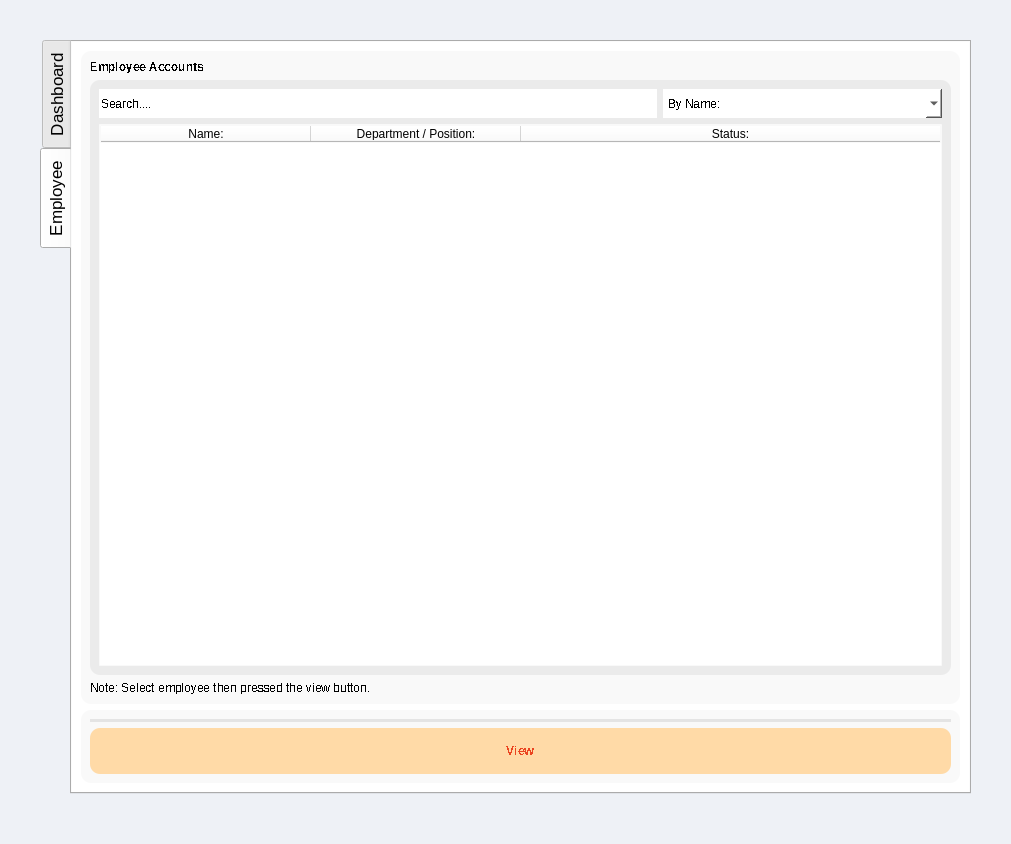
Above: EALS UI/v0.3/hr.ui from maeven-tapa/cpet8_group8_workspace before the change. Below: the same form after it.
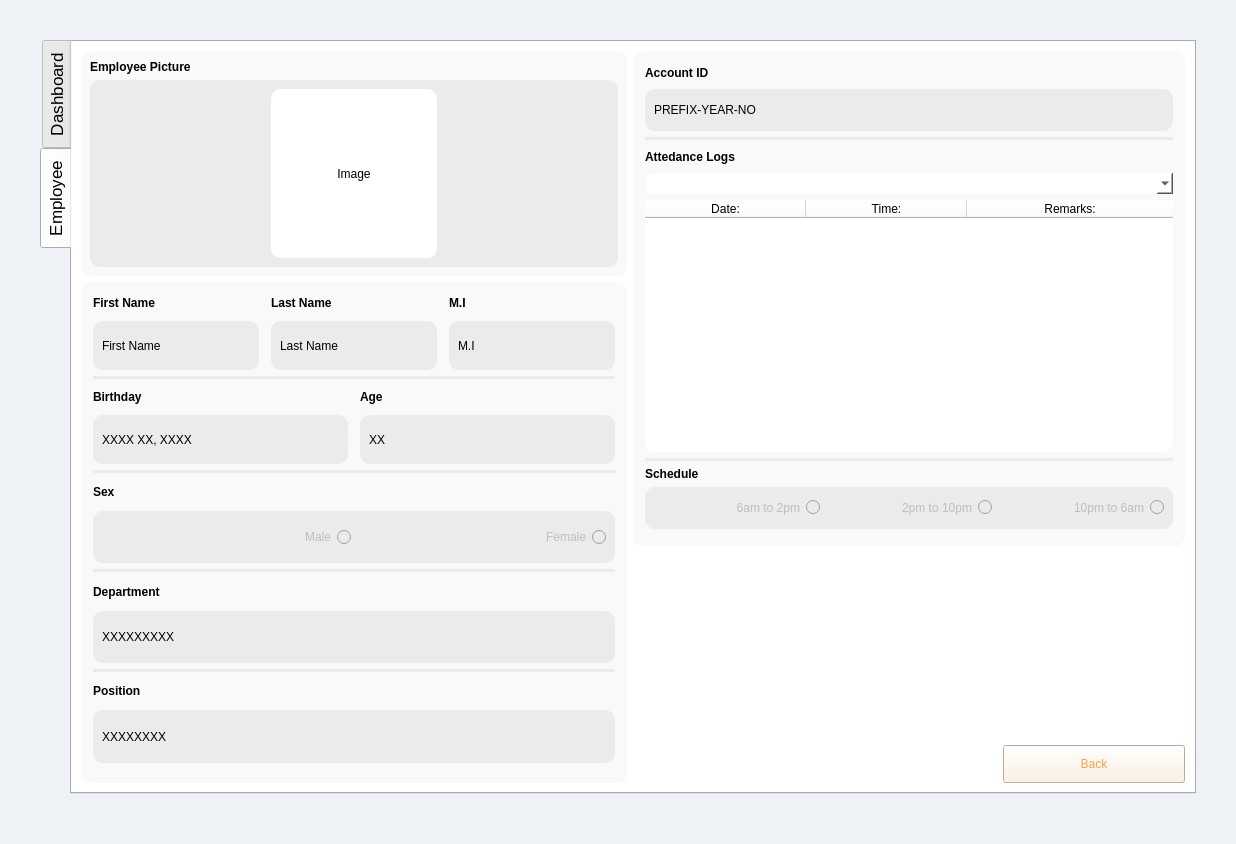
That is the form after the change. The open tabs and pages were chosen to show the change. Icons and pictures are not drawn.

Patch:
```diff
--- a/EALS UI/v0.3/hr.ui
+++ b/EALS UI/v0.3/hr.ui
@@ -6,7 +6,7 @@
    <rect>
     <x>0</x>
     <y>0</y>
-    <width>1011</width>
+    <width>1236</width>
     <height>844</height>
    </rect>
   </property>
@@ -640,59 +640,26 @@
        <attribute name="title">
         <string>Employee</string>
        </attribute>
-       <layout class="QGridLayout" name="gridLayout_8" rowstretch="9,1">
-        <item row="1" column="0">
-         <widget class="QWidget" name="widget_10" native="true">
-          <property name="styleSheet">
-           <string notr="true">background-color: rgb(249, 249, 249);
-border-radius:10px;</string>
-          </property>
-          <layout class="QVBoxLayout" name="verticalLayout_8">
-           <item>
-            <widget class="Line" name="line">
-             <property name="styleSheet">
-              <string notr="true">border: 2px solid rgb(228, 228, 228)</string>
-             </property>
-             <property name="orientation">
-              <enum>Qt::Orientation::Horizontal</enum>
-             </property>
-            </widget>
-           </item>
-           <item>
-            <layout class="QVBoxLayout" name="verticalLayout_9">
-             <item>
-              <widget class="QPushButton" name="hr_employee_view">
-               <property name="sizePolicy">
-                <sizepolicy hsizetype="MinimumExpanding" vsizetype="MinimumExpanding">
-                 <horstretch>0</horstretch>
-                 <verstretch>0</verstretch>
-                </sizepolicy>
-               </property>
-               <property name="font">
-                <font>
-                 <bold>true</bold>
-                 <stylestrategy>NoAntialias</stylestrategy>
-                </font>
-               </property>
-               <property name="cursor">
-                <cursorShape>PointingHandCursor</cursorShape>
-               </property>
-               <property name="styleSheet">
-                <string notr="true">background-color: rgb(255, 218, 167);
-color: rgb(235, 68, 32);
-    font-weight: bold;
-</string>
-               </property>
-               <property name="text">
-                <string>View</string>
-               </property>
-              </widget>
-             </item>
-            </layout>
-           </item>
-          </layout>
-         </widget>
-        </item>
+       <layout class="QGridLayout" name="gridLayout_8" rowstretch="0">
+        <property name="leftMargin">
+         <number>0</number>
+        </property>
+        <property name="topMargin">
+         <number>0</number>
+        </property>
+        <property name="rightMargin">
+         <number>0</number>
+        </property>
+        <property name="bottomMargin">
+         <number>0</number>
+        </property>
+        <item row="0" column="0">
+         <widget class="QStackedWidget" name="hr_employee_sc_pages">
+          <property name="currentIndex">
+           <number>0</number>
+          </property>
+          <widget class="QWidget" name="hr_employee_dashboard_page">
+           <layout class="QGridLayout" name="gridLayout_3" rowstretch="9,1">
         <item row="0" column="0">
          <widget class="QFrame" name="frame_4">
           <property name="styleSheet">
@@ -851,6 +818,811 @@
             </widget>
            </item>
           </layout>
+             </widget>
+            </item>
+            <item row="1" column="0">
+             <widget class="QWidget" name="widget_10" native="true">
+              <property name="styleSheet">
+               <string notr="true">background-color: rgb(249, 249, 249);
+border-radius:10px;</string>
+              </property>
+              <layout class="QVBoxLayout" name="verticalLayout_8">
+               <item>
+                <widget class="Line" name="line">
+                 <property name="styleSheet">
+                  <string notr="true">border: 2px solid rgb(228, 228, 228)</string>
+                 </property>
+                 <property name="orientation">
+                  <enum>Qt::Orientation::Horizontal</enum>
+                 </property>
+                </widget>
+               </item>
+               <item>
+                <layout class="QVBoxLayout" name="verticalLayout_9">
+                 <item>
+                  <widget class="QPushButton" name="hr_employee_view_btn">
+                   <property name="sizePolicy">
+                    <sizepolicy hsizetype="MinimumExpanding" vsizetype="MinimumExpanding">
+                     <horstretch>0</horstretch>
+                     <verstretch>0</verstretch>
+                    </sizepolicy>
+                   </property>
+                   <property name="font">
+                    <font>
+                     <bold>true</bold>
+                     <stylestrategy>NoAntialias</stylestrategy>
+                    </font>
+                   </property>
+                   <property name="cursor">
+                    <cursorShape>PointingHandCursor</cursorShape>
+                   </property>
+                   <property name="styleSheet">
+                    <string notr="true">background-color: rgb(255, 218, 167);
+color: rgb(235, 68, 32);
+    font-weight: bold;
+</string>
+                   </property>
+                   <property name="text">
+                    <string>View</string>
+                   </property>
+                  </widget>
+                 </item>
+                </layout>
+               </item>
+              </layout>
+             </widget>
+            </item>
+           </layout>
+          </widget>
+          <widget class="QWidget" name="hr_employee_view_page">
+           <layout class="QGridLayout" name="gridLayout_4" rowstretch="6,7,5,1" columnstretch="3,2,0">
+            <item row="0" column="0">
+             <widget class="QFrame" name="frame_29">
+              <property name="styleSheet">
+               <string notr="true">background-color: rgb(249, 249, 249);
+border-radius:10px;</string>
+              </property>
+              <property name="frameShape">
+               <enum>QFrame::Shape::StyledPanel</enum>
+              </property>
+              <property name="frameShadow">
+               <enum>QFrame::Shadow::Raised</enum>
+              </property>
+              <layout class="QVBoxLayout" name="verticalLayout_51" stretch="0,1">
+               <item>
+                <widget class="QLabel" name="label_76">
+                 <property name="font">
+                  <font>
+                   <bold>true</bold>
+                  </font>
+                 </property>
+                 <property name="text">
+                  <string>Employee Picture</string>
+                 </property>
+                </widget>
+               </item>
+               <item>
+                <widget class="QWidget" name="widget_41" native="true">
+                 <property name="styleSheet">
+                  <string notr="true">background-color: rgb(235, 235, 235);
+border-radius: 10px;</string>
+                 </property>
+                 <layout class="QGridLayout" name="gridLayout_31">
+                  <item row="0" column="0" rowspan="2">
+                   <widget class="QFrame" name="frame_30">
+                    <property name="frameShape">
+                     <enum>QFrame::Shape::StyledPanel</enum>
+                    </property>
+                    <property name="frameShadow">
+                     <enum>QFrame::Shadow::Raised</enum>
+                    </property>
+                   </widget>
+                  </item>
+                  <item row="0" column="1" rowspan="2">
+                   <widget class="QLabel" name="hr_view_employee_picture">
+                    <property name="styleSheet">
+                     <string notr="true">background-color: rgb(255, 255, 255);</string>
+                    </property>
+                    <property name="text">
+                     <string>Image</string>
+                    </property>
+                    <property name="alignment">
+                     <set>Qt::AlignmentFlag::AlignCenter</set>
+                    </property>
+                   </widget>
+                  </item>
+                  <item row="0" column="2" rowspan="2">
+                   <widget class="QFrame" name="frame_31">
+                    <property name="frameShape">
+                     <enum>QFrame::Shape::StyledPanel</enum>
+                    </property>
+                    <property name="frameShadow">
+                     <enum>QFrame::Shadow::Raised</enum>
+                    </property>
+                   </widget>
+                  </item>
+                 </layout>
+                </widget>
+               </item>
+              </layout>
+             </widget>
+            </item>
+            <item row="0" column="1" rowspan="2" colspan="2">
+             <widget class="QFrame" name="frame_35">
+              <property name="styleSheet">
+               <string notr="true">background-color: rgb(249, 249, 249);
+border-radius:10px;</string>
+              </property>
+              <property name="frameShape">
+               <enum>QFrame::Shape::StyledPanel</enum>
+              </property>
+              <property name="frameShadow">
+               <enum>QFrame::Shadow::Raised</enum>
+              </property>
+              <layout class="QVBoxLayout" name="verticalLayout_61" stretch="1,2,0,1,1,12,2,0,2">
+               <property name="leftMargin">
+                <number>12</number>
+               </property>
+               <property name="topMargin">
+                <number>11</number>
+               </property>
+               <property name="rightMargin">
+                <number>12</number>
+               </property>
+               <property name="bottomMargin">
+                <number>17</number>
+               </property>
+               <item>
+                <widget class="QLabel" name="label_91">
+                 <property name="font">
+                  <font>
+                   <bold>true</bold>
+                  </font>
+                 </property>
+                 <property name="text">
+                  <string>Account ID</string>
+                 </property>
+                </widget>
+               </item>
+               <item>
+                <widget class="QWidget" name="widget_57" native="true">
+                 <property name="styleSheet">
+                  <string notr="true">background-color: rgb(235, 235, 235);
+border-radius: 10px;</string>
+                 </property>
+                 <layout class="QVBoxLayout" name="verticalLayout_62">
+                  <item>
+                   <widget class="QLabel" name="hr_view_employee_accountid">
+                    <property name="text">
+                     <string>PREFIX-YEAR-NO</string>
+                    </property>
+                   </widget>
+                  </item>
+                 </layout>
+                </widget>
+               </item>
+               <item>
+                <widget class="Line" name="line_25">
+                 <property name="styleSheet">
+                  <string notr="true">border: 2px solid rgb(235, 235, 235);</string>
+                 </property>
+                 <property name="orientation">
+                  <enum>Qt::Orientation::Horizontal</enum>
+                 </property>
+                </widget>
+               </item>
+               <item>
+                <widget class="QLabel" name="label_93">
+                 <property name="font">
+                  <font>
+                   <bold>true</bold>
+                  </font>
+                 </property>
+                 <property name="text">
+                  <string>Attedance Logs</string>
+                 </property>
+                </widget>
+               </item>
+               <item>
+                <widget class="QComboBox" name="comboBox_17">
+                 <property name="sizePolicy">
+                  <sizepolicy hsizetype="MinimumExpanding" vsizetype="MinimumExpanding">
+                   <horstretch>0</horstretch>
+                   <verstretch>0</verstretch>
+                  </sizepolicy>
+                 </property>
+                 <property name="styleSheet">
+                  <string notr="true">background-color: rgb(255, 255, 255);</string>
+                 </property>
+                </widget>
+               </item>
+               <item>
+                <widget class="QTableWidget" name="hr_employee_logs_tbl">
+                 <property name="styleSheet">
+                  <string notr="true">background-color: rgb(255, 255, 255);</string>
+                 </property>
+                 <attribute name="horizontalHeaderDefaultSectionSize">
+                  <number>161</number>
+                 </attribute>
+                 <attribute name="horizontalHeaderStretchLastSection">
+                  <bool>true</bool>
+                 </attribute>
+                 <column>
+                  <property name="text">
+                   <string>Date:</string>
+                  </property>
+                 </column>
+                 <column>
+                  <property name="text">
+                   <string>Time:</string>
+                  </property>
+                 </column>
+                 <column>
+                  <property name="text">
+                   <string>Remarks:</string>
+                  </property>
+                 </column>
+                </widget>
+               </item>
+               <item>
+                <widget class="Line" name="line_26">
+                 <property name="styleSheet">
+                  <string notr="true">border: 2px solid rgb(235, 235, 235);</string>
+                 </property>
+                 <property name="orientation">
+                  <enum>Qt::Orientation::Horizontal</enum>
+                 </property>
+                </widget>
+               </item>
+               <item>
+                <widget class="QLabel" name="label_94">
+                 <property name="font">
+                  <font>
+                   <bold>true</bold>
+                  </font>
+                 </property>
+                 <property name="text">
+                  <string>Schedule</string>
+                 </property>
+                </widget>
+               </item>
+               <item>
+                <widget class="QWidget" name="widget_58" native="true">
+                 <property name="enabled">
+                  <bool>false</bool>
+                 </property>
+                 <property name="sizePolicy">
+                  <sizepolicy hsizetype="Preferred" vsizetype="MinimumExpanding">
+                   <horstretch>0</horstretch>
+                   <verstretch>0</verstretch>
+                  </sizepolicy>
+                 </property>
+                 <property name="styleSheet">
+                  <string notr="true">background-color: rgb(235, 235, 235);
+border-radius: 10px;</string>
+                 </property>
+                 <layout class="QVBoxLayout" name="verticalLayout_63">
+                  <property name="topMargin">
+                   <number>4</number>
+                  </property>
+                  <property name="bottomMargin">
+                   <number>5</number>
+                  </property>
+                  <item>
+                   <layout class="QHBoxLayout" name="horizontalLayout_10">
+                    <item>
+                     <widget class="QRadioButton" name="hr_view_employee_sched_1">
+                      <property name="sizePolicy">
+                       <sizepolicy hsizetype="MinimumExpanding" vsizetype="MinimumExpanding">
+                        <horstretch>0</horstretch>
+                        <verstretch>0</verstretch>
+                       </sizepolicy>
+                      </property>
+                      <property name="layoutDirection">
+                       <enum>Qt::LayoutDirection::RightToLeft</enum>
+                      </property>
+                      <property name="text">
+                       <string>6am to 2pm</string>
+                      </property>
+                     </widget>
+                    </item>
+                    <item>
+                     <widget class="QRadioButton" name="hr_view_employee_sched_2">
+                      <property name="sizePolicy">
+                       <sizepolicy hsizetype="MinimumExpanding" vsizetype="MinimumExpanding">
+                        <horstretch>0</horstretch>
+                        <verstretch>0</verstretch>
+                       </sizepolicy>
+                      </property>
+                      <property name="layoutDirection">
+                       <enum>Qt::LayoutDirection::RightToLeft</enum>
+                      </property>
+                      <property name="text">
+                       <string>2pm to 10pm</string>
+                      </property>
+                     </widget>
+                    </item>
+                    <item>
+                     <widget class="QRadioButton" name="hr_view_employee_sched_3">
+                      <property name="sizePolicy">
+                       <sizepolicy hsizetype="MinimumExpanding" vsizetype="MinimumExpanding">
+                        <horstretch>0</horstretch>
+                        <verstretch>0</verstretch>
+                       </sizepolicy>
+                      </property>
+                      <property name="layoutDirection">
+                       <enum>Qt::LayoutDirection::RightToLeft</enum>
+                      </property>
+                      <property name="text">
+                       <string>10pm to 6am</string>
+                      </property>
+                     </widget>
+                    </item>
+                   </layout>
+                  </item>
+                 </layout>
+                </widget>
+               </item>
+              </layout>
+             </widget>
+            </item>
+            <item row="1" column="0" rowspan="3">
+             <widget class="QFrame" name="frame_32">
+              <property name="styleSheet">
+               <string notr="true">background-color: rgb(249, 249, 249);
+border-radius:10px;</string>
+              </property>
+              <property name="frameShape">
+               <enum>QFrame::Shape::StyledPanel</enum>
+              </property>
+              <property name="frameShadow">
+               <enum>QFrame::Shadow::Raised</enum>
+              </property>
+              <layout class="QVBoxLayout" name="verticalLayout_52" stretch="3,0,3,2,1,2,2,1,2,2,1,2">
+               <property name="leftMargin">
+                <number>12</number>
+               </property>
+               <property name="rightMargin">
+                <number>12</number>
+               </property>
+               <property name="bottomMargin">
+                <number>20</number>
+               </property>
+               <item>
+                <widget class="QFrame" name="frame_33">
+                 <property name="frameShape">
+                  <enum>QFrame::Shape::StyledPanel</enum>
+                 </property>
+                 <property name="frameShadow">
+                  <enum>QFrame::Shadow::Raised</enum>
+                 </property>
+                 <layout class="QGridLayout" name="gridLayout_32" rowstretch="1,2">
+                  <property name="leftMargin">
+                   <number>0</number>
+                  </property>
+                  <property name="topMargin">
+                   <number>0</number>
+                  </property>
+                  <property name="rightMargin">
+                   <number>0</number>
+                  </property>
+                  <property name="bottomMargin">
+                   <number>0</number>
+                  </property>
+                  <property name="horizontalSpacing">
+                   <number>12</number>
+                  </property>
+                  <property name="verticalSpacing">
+                   <number>6</number>
+                  </property>
+                  <item row="0" column="0">
+                   <widget class="QLabel" name="label_78">
+                    <property name="font">
+                     <font>
+                      <bold>true</bold>
+                     </font>
+                    </property>
+                    <property name="text">
+                     <string>First Name</string>
+                    </property>
+                   </widget>
+                  </item>
+                  <item row="1" column="0">
+                   <widget class="QWidget" name="widget_49" native="true">
+                    <property name="sizePolicy">
+                     <sizepolicy hsizetype="Preferred" vsizetype="MinimumExpanding">
+                      <horstretch>0</horstretch>
+                      <verstretch>0</verstretch>
+                     </sizepolicy>
+                    </property>
+                    <property name="styleSheet">
+                     <string notr="true">background-color: rgb(235, 235, 235);
+border-radius: 10px;</string>
+                    </property>
+                    <layout class="QVBoxLayout" name="verticalLayout_53">
+                     <item>
+                      <widget class="QLabel" name="hr_view_employee_first_name">
+                       <property name="text">
+                        <string>First Name</string>
+                       </property>
+                      </widget>
+                     </item>
+                    </layout>
+                   </widget>
+                  </item>
+                  <item row="0" column="1">
+                   <widget class="QLabel" name="label_80">
+                    <property name="font">
+                     <font>
+                      <bold>true</bold>
+                     </font>
+                    </property>
+                    <property name="text">
+                     <string>Last Name</string>
+                    </property>
+                   </widget>
+                  </item>
+                  <item row="1" column="1">
+                   <widget class="QWidget" name="widget_50" native="true">
+                    <property name="styleSheet">
+                     <string notr="true">background-color: rgb(235, 235, 235);
+border-radius: 10px;</string>
+                    </property>
+                    <layout class="QVBoxLayout" name="verticalLayout_54">
+                     <item>
+                      <widget class="QLabel" name="hr_view_employee_last_name">
+                       <property name="text">
+                        <string>Last Name</string>
+                       </property>
+                      </widget>
+                     </item>
+                    </layout>
+                   </widget>
+                  </item>
+                  <item row="1" column="2">
+                   <widget class="QWidget" name="hr_widget_51" native="true">
+                    <property name="styleSheet">
+                     <string notr="true">background-color: rgb(235, 235, 235);
+border-radius: 10px;</string>
+                    </property>
+                    <layout class="QVBoxLayout" name="verticalLayout_55">
+                     <item>
+                      <widget class="QLabel" name="hr_view_employee_mi">
+                       <property name="text">
+                        <string>M.I</string>
+                       </property>
+                      </widget>
+                     </item>
+                    </layout>
+                   </widget>
+                  </item>
+                  <item row="0" column="2">
+                   <widget class="QLabel" name="label_83">
+                    <property name="font">
+                     <font>
+                      <bold>true</bold>
+                     </font>
+                    </property>
+                    <property name="text">
+                     <string>M.I</string>
+                    </property>
+                   </widget>
+                  </item>
+                 </layout>
+                </widget>
+               </item>
+               <item>
+                <widget class="Line" name="line_21">
+                 <property name="styleSheet">
+                  <string notr="true">border: 2px solid rgb(235, 235, 235);</string>
+                 </property>
+                 <property name="orientation">
+                  <enum>Qt::Orientation::Horizontal</enum>
+                 </property>
+                </widget>
+               </item>
+               <item>
+                <widget class="QFrame" name="frame_34">
+                 <property name="frameShape">
+                  <enum>QFrame::Shape::StyledPanel</enum>
+                 </property>
+                 <property name="frameShadow">
+                  <enum>QFrame::Shadow::Raised</enum>
+                 </property>
+                 <layout class="QGridLayout" name="gridLayout_33" rowstretch="1,2">
+                  <property name="leftMargin">
+                   <number>0</number>
+                  </property>
+                  <property name="topMargin">
+                   <number>0</number>
+                  </property>
+                  <property name="rightMargin">
+                   <number>0</number>
+                  </property>
+                  <property name="bottomMargin">
+                   <number>0</number>
+                  </property>
+                  <property name="horizontalSpacing">
+                   <number>12</number>
+                  </property>
+                  <property name="verticalSpacing">
+                   <number>6</number>
+                  </property>
+                  <item row="1" column="1">
+                   <widget class="QWidget" name="frame_9" native="true">
+                    <property name="styleSheet">
+                     <string notr="true">background-color: rgb(235, 235, 235);
+border-radius: 10px;</string>
+                    </property>
+                    <layout class="QVBoxLayout" name="verticalLayout_56">
+                     <item>
+                      <widget class="QLabel" name="hr_view_employee_age">
+                       <property name="text">
+                        <string>XX</string>
+                       </property>
+                      </widget>
+                     </item>
+                    </layout>
+                   </widget>
+                  </item>
+                  <item row="0" column="1">
+                   <widget class="QLabel" name="label_85">
+                    <property name="font">
+                     <font>
+                      <bold>true</bold>
+                     </font>
+                    </property>
+                    <property name="text">
+                     <string>Age</string>
+                    </property>
+                   </widget>
+                  </item>
+                  <item row="1" column="0">
+                   <widget class="QWidget" name="widget_53" native="true">
+                    <property name="sizePolicy">
+                     <sizepolicy hsizetype="Preferred" vsizetype="MinimumExpanding">
+                      <horstretch>0</horstretch>
+                      <verstretch>0</verstretch>
+                     </sizepolicy>
+                    </property>
+                    <property name="styleSheet">
+                     <string notr="true">background-color: rgb(235, 235, 235);
+border-radius: 10px;</string>
+                    </property>
+                    <layout class="QVBoxLayout" name="verticalLayout_57">
+                     <item>
+                      <widget class="QLabel" name="hr_view_employee_birthday">
+                       <property name="text">
+                        <string>XXXX XX, XXXX</string>
+                       </property>
+                      </widget>
+                     </item>
+                    </layout>
+                   </widget>
+                  </item>
+                  <item row="0" column="0">
+                   <widget class="QLabel" name="label_87">
+                    <property name="font">
+                     <font>
+                      <bold>true</bold>
+                     </font>
+                    </property>
+                    <property name="text">
+                     <string>Birthday</string>
+                    </property>
+                   </widget>
+                  </item>
+                 </layout>
+                </widget>
+               </item>
+               <item>
+                <widget class="Line" name="line_22">
+                 <property name="styleSheet">
+                  <string notr="true">border: 2px solid rgb(235, 235, 235);</string>
+                 </property>
+                 <property name="orientation">
+                  <enum>Qt::Orientation::Horizontal</enum>
+                 </property>
+                </widget>
+               </item>
+               <item>
+                <widget class="QLabel" name="label_88">
+                 <property name="font">
+                  <font>
+                   <bold>true</bold>
+                  </font>
+                 </property>
+                 <property name="text">
+                  <string>Sex</string>
+                 </property>
+                </widget>
+               </item>
+               <item>
+                <widget class="QWidget" name="widget_54" native="true">
+                 <property name="enabled">
+                  <bool>false</bool>
+                 </property>
+                 <property name="styleSheet">
+                  <string notr="true">background-color: rgb(235, 235, 235);
+border-radius: 10px;</string>
+                 </property>
+                 <layout class="QVBoxLayout" name="verticalLayout_58">
+                  <property name="topMargin">
+                   <number>4</number>
+                  </property>
+                  <property name="bottomMargin">
+                   <number>4</number>
+                  </property>
+                  <item>
+                   <layout class="QHBoxLayout" name="horizontalLayout_9">
+                    <item>
+                     <widget class="QRadioButton" name="hr_view_employee_male">
+                      <property name="sizePolicy">
+                       <sizepolicy hsizetype="MinimumExpanding" vsizetype="MinimumExpanding">
+                        <horstretch>0</horstretch>
+                        <verstretch>0</verstretch>
+                       </sizepolicy>
+                      </property>
+                      <property name="layoutDirection">
+                       <enum>Qt::LayoutDirection::RightToLeft</enum>
+                      </property>
+                      <property name="text">
+                       <string>Male</string>
+                      </property>
+                     </widget>
+                    </item>
+                    <item>
+                     <widget class="QRadioButton" name="hr_view_employee_female">
+                      <property name="sizePolicy">
+                       <sizepolicy hsizetype="MinimumExpanding" vsizetype="MinimumExpanding">
+                        <horstretch>0</horstretch>
+                        <verstretch>0</verstretch>
+                       </sizepolicy>
+                      </property>
+                      <property name="layoutDirection">
+                       <enum>Qt::LayoutDirection::RightToLeft</enum>
+                      </property>
+                      <property name="text">
+                       <string>Female</string>
+                      </property>
+                     </widget>
+                    </item>
+                   </layout>
+                  </item>
+                 </layout>
+                </widget>
+               </item>
+               <item>
+                <widget class="Line" name="line_23">
+                 <property name="styleSheet">
+                  <string notr="true">border: 2px solid rgb(235, 235, 235);</string>
+                 </property>
+                 <property name="orientation">
+                  <enum>Qt::Orientation::Horizontal</enum>
+                 </property>
+                </widget>
+               </item>
+               <item>
+                <widget class="QLabel" name="label_89">
+                 <property name="font">
+                  <font>
+                   <bold>true</bold>
+                  </font>
+                 </property>
+                 <property name="text">
+                  <string>Department</string>
+                 </property>
+                </widget>
+               </item>
+               <item>
+                <widget class="QWidget" name="widget_55" native="true">
+                 <property name="styleSheet">
+                  <string notr="true">background-color: rgb(235, 235, 235);
+border-radius: 10px;</string>
+                 </property>
+                 <layout class="QVBoxLayout" name="verticalLayout_59">
+                  <item>
+                   <widget class="QLabel" name="hr_view_employee_department_box">
+                    <property name="text">
+                     <string>XXXXXXXXX</string>
+                    </property>
+                   </widget>
+                  </item>
+                 </layout>
+                </widget>
+               </item>
+               <item>
+                <widget class="Line" name="line_24">
+                 <property name="styleSheet">
+                  <string notr="true">border: 2px solid rgb(235, 235, 235);</string>
+                 </property>
+                 <property name="orientation">
+                  <enum>Qt::Orientation::Horizontal</enum>
+                 </property>
+                </widget>
+               </item>
+               <item>
+                <widget class="QLabel" name="label_90">
+                 <property name="font">
+                  <font>
+                   <bold>true</bold>
+                  </font>
+                 </property>
+                 <property name="text">
+                  <string>Position</string>
+                 </property>
+                </widget>
+               </item>
+               <item>
+                <widget class="QWidget" name="widget_56" native="true">
+                 <property name="styleSheet">
+                  <string notr="true">background-color: rgb(235, 235, 235);
+border-radius: 10px;</string>
+                 </property>
+                 <layout class="QVBoxLayout" name="verticalLayout_60">
+                  <item>
+                   <widget class="QLabel" name="hr_view_employee_position_box">
+                    <property name="text">
+                     <string>XXXXXXXX</string>
+                    </property>
+                   </widget>
+                  </item>
+                 </layout>
+                </widget>
+               </item>
+              </layout>
+             </widget>
+            </item>
+            <item row="2" column="1" colspan="2">
+             <widget class="QFrame" name="frame_28">
+              <property name="styleSheet">
+               <string notr="true">background-color: rgb(255, 255, 255);
+border: none;</string>
+              </property>
+              <property name="frameShape">
+               <enum>QFrame::Shape::StyledPanel</enum>
+              </property>
+              <property name="frameShadow">
+               <enum>QFrame::Shadow::Raised</enum>
+              </property>
+             </widget>
+            </item>
+            <item row="3" column="1">
+             <widget class="QFrame" name="frame_36">
+              <property name="styleSheet">
+               <string notr="true">background-color: rgb(255, 255, 255);
+border: none;</string>
+              </property>
+              <property name="frameShape">
+               <enum>QFrame::Shape::StyledPanel</enum>
+              </property>
+              <property name="frameShadow">
+               <enum>QFrame::Shadow::Raised</enum>
+              </property>
+             </widget>
+            </item>
+            <item row="3" column="2">
+             <widget class="QPushButton" name="hr_employee_view_back">
+              <property name="sizePolicy">
+               <sizepolicy hsizetype="MinimumExpanding" vsizetype="MinimumExpanding">
+                <horstretch>1</horstretch>
+                <verstretch>0</verstretch>
+               </sizepolicy>
+              </property>
+              <property name="cursor">
+               <cursorShape>PointingHandCursor</cursorShape>
+              </property>
+              <property name="styleSheet">
+               <string notr="true">background-color: rgb(255, 239, 221);
+color: rgb(250, 163, 64);</string>
+              </property>
+              <property name="text">
+               <string>Back</string>
+              </property>
+             </widget>
+            </item>
+           </layout>
+          </widget>
          </widget>
         </item>
        </layout>
```
Left out of the diff: 68 changed lines with no effect on the pictures. Lines whose indentation alone changed are shown as unchanged.
